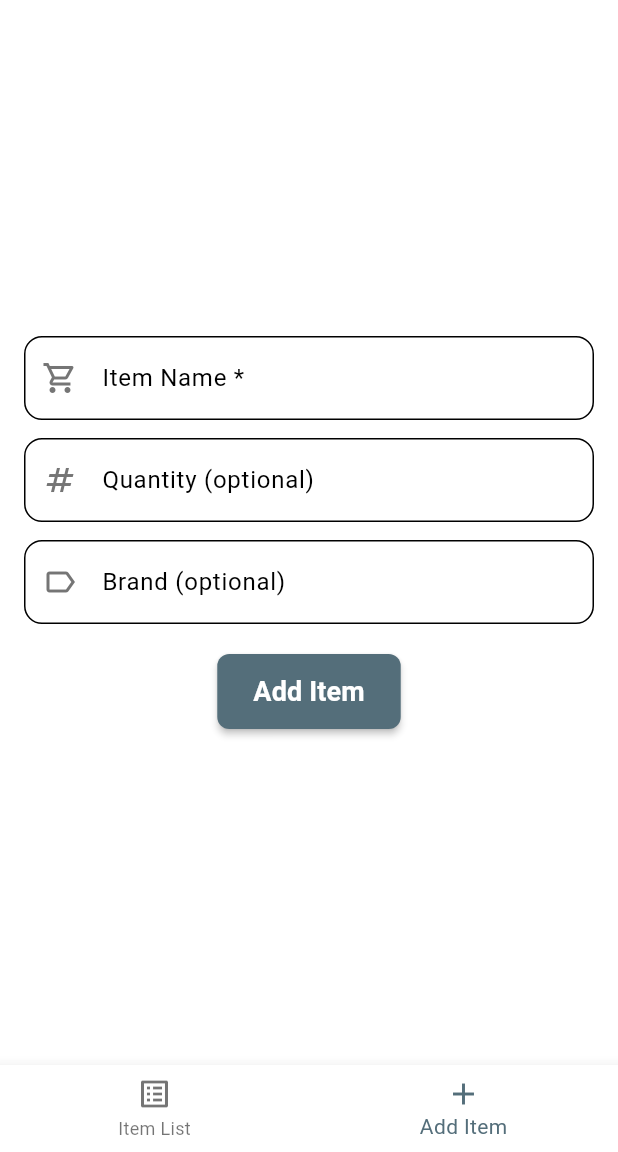
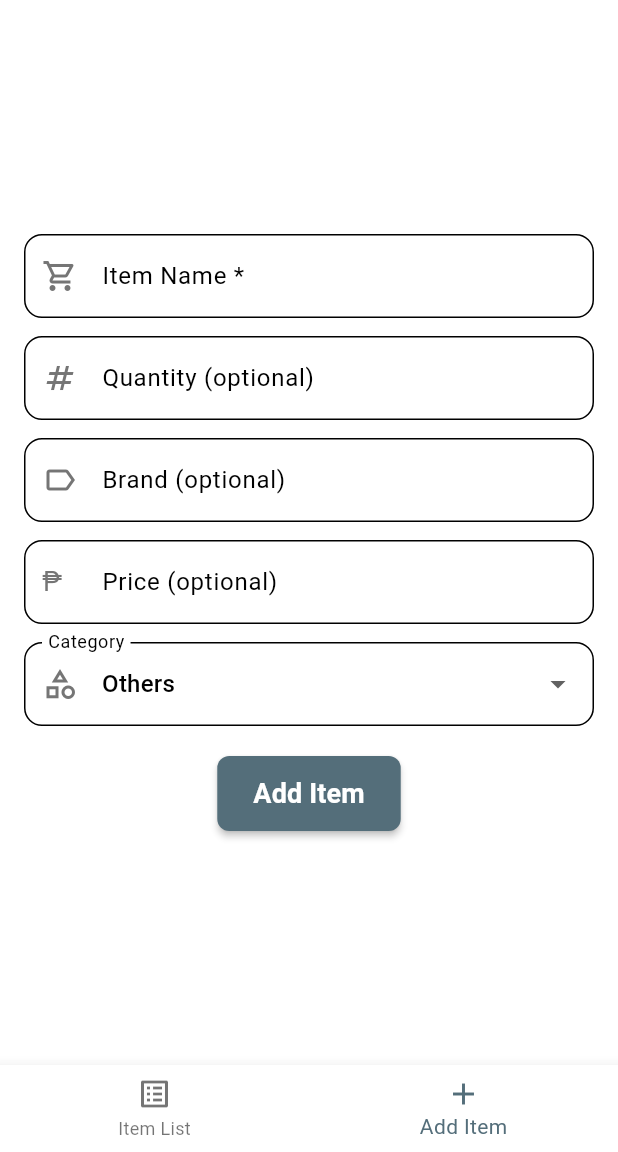
Before and after one commit to Dimasacat-Andronicus/shopping-list-manager, a Flutter app: the screen it shows after launch, item 2 of the bottom bar chosen, on a phone screen of 412 x 824 dp, the part 84-1236 px from its top. Run offline on Flutter 3.47's test engine with Material 3 defaults, Android fonts, the phone set to English and light mode, and no system bars.

Commit message:
Add price and category input

```diff
--- a/lib/add_item.dart
+++ b/lib/add_item.dart
@@ -1,4 +1,5 @@
 import 'package:crud_flutter_shopping/reusable_widget.dart';
+import 'package:flutter/services.dart';
 
 import 'shopping_list_class.dart';
 import 'package:flutter/material.dart';
@@ -32,6 +33,8 @@ class _AddItemDisplayState extends State<AddItemDisplay> {
   final _listName = TextEditingController();
   final _quantity = TextEditingController();
   final _brand = TextEditingController();
+  final _price = TextEditingController();
+  String _selectedCategory = "Others";
 
   void _addItem() {
     var content = "saved";
@@ -42,12 +45,16 @@ class _AddItemDisplayState extends State<AddItemDisplay> {
             name: _listName.text,
             quantity: _quantity.text,
             brand: _brand.text,
+            price: double.tryParse(_price.text) ?? 0.0,
+            category: _selectedCategory,
           ),
         );
         promptDialog(context, content, _listName.text);
         _listName.clear();
         _quantity.clear();
         _brand.clear();
+        _price.clear();
+        _selectedCategory = "Others";
       });
     }
   }
@@ -122,6 +129,73 @@ class _AddItemDisplayState extends State<AddItemDisplay> {
               ),
               style: TextStyle(fontSize: 16, color: Colors.grey.shade800),
             ),
+            SizedBox(height: 12),
+            TextField(
+              controller: _price,
+              decoration: InputDecoration(
+                labelText: "Price (optional)",
+                filled: true,
+                fillColor: Colors.white,
+                border: OutlineInputBorder(
+                  borderRadius: BorderRadius.circular(12.0),
+                  borderSide: BorderSide(color: Colors.grey.shade300),
+                ),
+                prefixIcon: Padding(
+                  padding: const EdgeInsets.all(12.0),
+                  child: Text(
+                    "₱",
+                    style: TextStyle(color: Colors.grey.shade600, fontSize: 18),
+                  ),
+                ),
+              ),
+              keyboardType: TextInputType.numberWithOptions(decimal: true),
+              inputFormatters: [
+                FilteringTextInputFormatter.allow(RegExp(r'^\d*\.?\d{0,2}')),
+                DecimalTextInputFormatter(decimalRange: 2),
+              ],
+              style: TextStyle(fontSize: 16, color: Colors.grey.shade800),
+            ),
+            SizedBox(height: 12),
+            DropdownButtonFormField<String>(
+              value: _selectedCategory,
+              decoration: InputDecoration(
+                labelText: 'Category',
+                filled: true,
+                fillColor: Colors.white,
+                border: OutlineInputBorder(
+                  borderRadius: BorderRadius.circular(12.0),
+                  borderSide: BorderSide(color: Colors.grey.shade300),
+                ),
+                prefixIcon: Icon(
+                  Icons.category_outlined,
+                  color: Colors.grey.shade600,
+                ),
+              ),
+              items: [
+                DropdownMenuItem(value: "Food", child: Text("Food")),
+                DropdownMenuItem(
+                  value: "Clothes and Accessories",
+                  child: Text("Clothes and Accessories"),
+                ),
+                DropdownMenuItem(value: "Health", child: Text("Health")),
+                DropdownMenuItem(
+                  value: "Electronics",
+                  child: Text("Electronics"),
+                ),
+                DropdownMenuItem(value: "Others", child: Text("Others")),
+              ],
+              onChanged: (value) {
+                setState(() {
+                  _selectedCategory = value!;
+                });
+              },
+              validator: (value) {
+                if (value == null || value.isEmpty) {
+                  return 'Please select a category';
+                }
+                return null;
+              },
+            ),
             SizedBox(height: 20),
             ElevatedButton(
               onPressed: _addItem,
```
